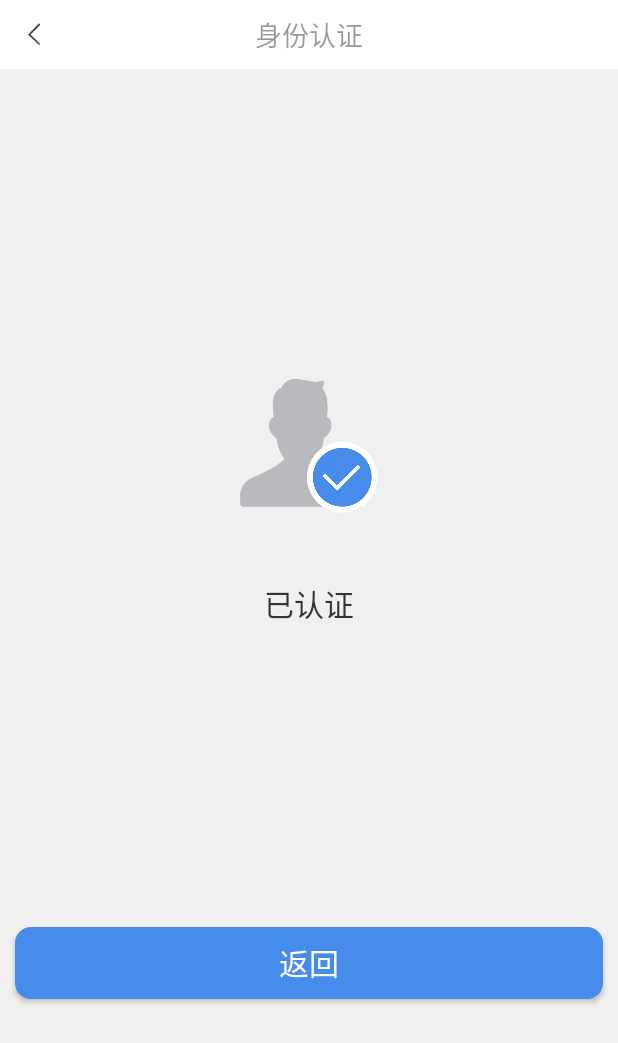
After one commit to allenlzhang/AutoGo, an Android app: the IdfCompleteActivity screen opened directly, with no data from a screen before it, on a phone screen of 412 x 824 dp. The commit adds this screen. Shown: the top 1043 px of the screen. Run offline under Robolectric (Android 15) with nearby library versions, the phone set to English and light mode, and no system bars; our stand-ins replace ButterKnife; libraries missing offline, so code that uses them is left out: com.blankj.utilcode.

Commit message:
完善身份认证所有功能

```diff
--- a/app/src/main/java/com/carlt/autogo/view/activity/more/safety/SafetyActivity.java
+++ b/app/src/main/java/com/carlt/autogo/view/activity/more/safety/SafetyActivity.java
@@ -8,6 +8,7 @@ import android.widget.TextView;
 
 import com.carlt.autogo.R;
 import com.carlt.autogo.base.BaseMvpActivity;
+import com.carlt.autogo.view.activity.user.accept.UserIdChooseActivity;
 
 import butterknife.BindView;
 import butterknife.OnClick;
@@ -91,6 +92,8 @@ public class SafetyActivity extends BaseMvpActivity {
     public void onViewClicked(View view) {
         switch (view.getId()) {
             case R.id.ll_safety_identity_authentication:
+                Intent safety_identity = new Intent(this,UserIdChooseActivity.class);
+                startActivity(safety_identity);
                 break;
             case R.id.ll_safety_face_recognition:
                 break;
--- /dev/null
+++ b/app/src/main/java/com/carlt/autogo/view/activity/user/accept/IdfCompleteActivity.java
@@ -0,0 +1,61 @@
+package com.carlt.autogo.view.activity.user.accept;
+
+import android.content.Intent;
+import android.os.Bundle;
+import android.widget.Button;
+import android.widget.ImageView;
+import android.widget.TextView;
+
+import com.carlt.autogo.R;
+import com.carlt.autogo.base.BaseMvpActivity;
+import com.carlt.autogo.view.activity.more.safety.SafetyActivity;
+
+import butterknife.BindView;
+import butterknife.ButterKnife;
+import butterknife.OnClick;
+
+/**
+ * @author wsq
+ * @time 14:25  2018/9/13/013
+ * @describe 认证完成
+ */
+public class IdfCompleteActivity extends BaseMvpActivity {
+
+
+    @BindView(R.id.img)
+    ImageView img;
+    @BindView(R.id.tv_user_name)
+    TextView tvUserName;
+    @BindView(R.id.btn_back)
+    Button btnBack;
+    @BindView(R.id.tv)
+    TextView tv;
+    private boolean isByIdcard = false;
+
+    @Override
+    protected int getContentView() {
+        return R.layout.activity_idf_complete;
+    }
+
+    @Override
+    public void init() {
+        setTitleText("身份认证");
+        isByIdcard = getIntent().getBooleanExtra("idcard", false);
+
+        if(isByIdcard){
+            img.setImageDrawable(getResources().getDrawable(R.mipmap.accepted_by_idcard));
+        }else {
+            img.setImageDrawable(getResources().getDrawable(R.mipmap.accepted_by_payment));
+        }
+        tvUserName.setText(getIntent().getStringExtra("name"));
+    }
+
+
+
+    @OnClick(R.id.btn_back)
+    public void onViewClicked() {
+        Intent intent =new Intent(this, SafetyActivity.class);
+        startActivity(intent);
+        finish();
+    }
+}
--- a/app/src/main/java/com/carlt/autogo/view/fragment/MoreFragment.java
+++ b/app/src/main/java/com/carlt/autogo/view/fragment/MoreFragment.java
@@ -12,6 +12,7 @@ import android.widget.TextView;
 import com.carlt.autogo.R;
 import com.carlt.autogo.base.BaseMvpFragment;
 import com.carlt.autogo.view.activity.more.safety.SafetyActivity;
+import com.carlt.autogo.view.activity.user.EditUserInfoActivity;
 
 import butterknife.BindView;
 import butterknife.ButterKnife;
@@ -76,6 +77,8 @@ public class MoreFragment extends BaseMvpFragment {
     public void onViewClicked(View view) {
         switch (view.getId()) {
             case R.id.tv_more_edit_profile:
+                Intent edit_profile =new Intent(mContext,EditUserInfoActivity.class);
+                startActivity(edit_profile);
                 break;
             case R.id.ll_more_accounts_and_security:
                 Intent intent = new Intent(getContext(), SafetyActivity.class);
@@ -85,5 +88,4 @@ public class MoreFragment extends BaseMvpFragment {
                 break;
         }
     }
-
 }
--- /dev/null
+++ b/app/src/main/res/layout/activity_idf_complete.xml
@@ -0,0 +1,50 @@
+<?xml version="1.0" encoding="utf-8"?>
+<android.support.constraint.ConstraintLayout xmlns:android="http://schemas.android.com/apk/res/android"
+    xmlns:app="http://schemas.android.com/apk/res-auto"
+    xmlns:tools="http://schemas.android.com/tools"
+    android:layout_width="match_parent"
+    android:layout_height="match_parent"
+    android:background="@color/colorRegistBg"
+    tools:context=".view.activity.user.accept.IdfCompleteActivity">
+
+    <ImageView
+        android:id="@+id/img"
+        android:layout_width="wrap_content"
+        android:layout_height="wrap_content"
+        style="@style/ConstraintLayoutCommon"
+        app:layout_constraintTop_toTopOf="parent"
+        app:layout_constraintVertical_bias="0.3"
+        />
+
+    <TextView
+        android:id="@+id/tv"
+        android:layout_width="wrap_content"
+        android:layout_height="wrap_content"
+        style="@style/ConstraintLayoutCommon"
+        app:layout_constraintTop_toBottomOf="@+id/img"
+        app:layout_constraintVertical_bias="0.1"
+        android:text="已认证"
+        android:textSize="20dp"
+        android:textColor="@color/colorEdtext"
+        />
+    <TextView
+        android:id="@+id/tv_user_name"
+        android:layout_width="wrap_content"
+        android:layout_height="wrap_content"
+        style="@style/ConstraintLayoutCommon"
+        app:layout_constraintTop_toBottomOf="@+id/tv"
+        app:layout_constraintVertical_bias="0.06"
+        android:textColor="@color/textColorGray"
+        />
+
+    <Button
+        android:id="@+id/btn_back"
+        android:layout_width="match_parent"
+        android:layout_height="wrap_content"
+        style="@style/BtnCommonCommit"
+        app:layout_constraintTop_toBottomOf="@+id/tv_user_name"
+        android:text="返回"
+
+        />
+
+</android.support.constraint.ConstraintLayout>
```
Also changed, not shown: app/src/main/AndroidManifest.xml (+19 -5 lines), app/src/main/java/com/carlt/autogo/view/activity/user/accept/UploadIdCardPhotoActivity.java (+60 -31 lines), app/src/main/res/xml/file_paths.xml (added, +8 -0 lines), app/src/main/res/mipmap-xxhdpi/accepted_by_idcard.png (added), app/src/main/res/mipmap-xxhdpi/accepted_by_payment.png (added).
